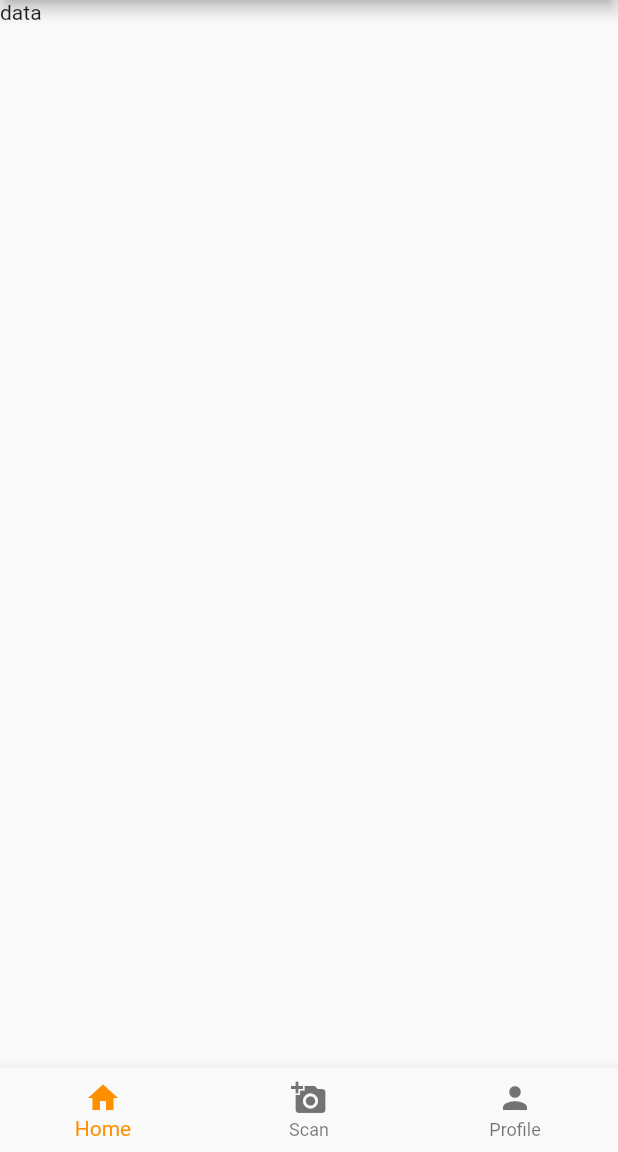
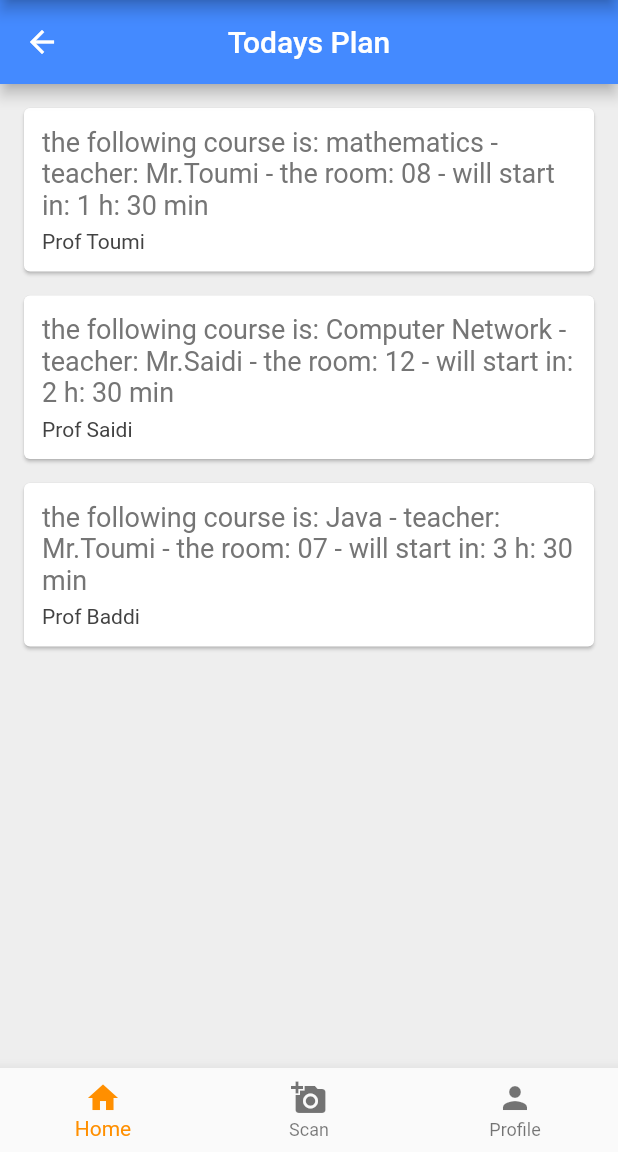
Before and after one commit to Abhishek01039/sml-project, a Flutter app: the MainScreen screen opened by its route, on a phone screen of 412 x 824 dp, the part 84-1236 px from its top. Run offline on Flutter 3.47's test engine with Material 2 defaults, Android fonts, the phone set to English and light mode, and no system bars; our stand-ins replace cloud_firestore, fluttertoast, geolocator, get_it, shared_preferences; missing offline and left inert: barcode_scan; accounts and stored records are empty; generated files the repository leaves out were written again.

Commit message:
final changes

```diff
--- a/lib/UI/routes.dart
+++ b/lib/UI/routes.dart
@@ -30,7 +30,7 @@ class Router {
       case 'profile':
         return MaterialPageRoute(builder: (_) => Profile());
       case 'home':
-        return MaterialPageRoute(builder: (_) => HomeScreen());
+        return MaterialPageRoute(builder: (_) => HomepageScreen());
       default:
         return MaterialPageRoute(
           builder: (_) => Scaffold(
--- a/lib/UI/screen/home_screen.dart
+++ b/lib/UI/screen/home_screen.dart
@@ -1,13 +1,63 @@
-//TODO this is our home screen.
-// here can be college details and all
+import 'package:flutter/cupertino.dart';
 import 'package:flutter/material.dart';
 
-class HomeScreen extends StatelessWidget {
-  static final routeName = 'home';
+import 'package:qr_app/core/models/homeModel.dart';
+
+class HomepageScreen extends StatefulWidget {
+  @override
+  _HomepageScreenState createState() => new _HomepageScreenState();
+}
+
+class _HomepageScreenState extends State<HomepageScreen> {
+  List<Home> home = [
+    Home(
+        author: 'Prof Toumi',
+        text:
+            'the following course is: mathematics - teacher: Mr.Toumi - the room: 08 - will start in: 1 h: 30 min'),
+    Home(
+        author: 'Prof Saidi',
+        text:
+            'the following course is: Computer Network - teacher: Mr.Saidi - the room: 12 - will start in: 2 h: 30 min'),
+    Home(
+        author: 'Prof Baddi',
+        text:
+            'the following course is: Java - teacher: Mr.Toumi - the room: 07 - will start in: 3 h: 30 min'),
+  ];
+
+  Widget homeTemplate(home) {
+    return Card(
+      margin: EdgeInsets.fromLTRB(16.0, 16.0, 16.0, 0),
+      child: Padding(
+        padding: const EdgeInsets.all(12.0),
+        child: Column(
+          crossAxisAlignment: CrossAxisAlignment.stretch,
+          children: <Widget>[
+            Text(home.text,
+                style: TextStyle(
+                  fontSize: 18.0,
+                  color: Colors.grey[600],
+                )),
+            SizedBox(height: 6.0),
+            Text(home.author,
+                style: TextStyle(fontSize: 14.0, color: Colors.grey[800])),
+          ],
+        ),
+      ),
+    );
+  }
+
   @override
   Widget build(BuildContext context) {
-    return Container(
-      child: Text("data"),
+    return Scaffold(
+      backgroundColor: Colors.grey[200],
+      appBar: AppBar(
+        title: Text('Todays Plan'),
+        centerTitle: true,
+        backgroundColor: Colors.blueAccent,
+      ),
+      body: Column(
+        children: home.map((home) => homeTemplate(home)).toList(),
+      ),
     );
   }
 }
--- a/lib/UI/screen/login_screen.dart
+++ b/lib/UI/screen/login_screen.dart
@@ -6,8 +6,6 @@ import 'package:qr_app/ui/screen/widgets/primary_button.dart';
 import 'package:qr_app/ui/screen/widgets/size_config.dart';
 
 import 'package:provider/provider.dart';
-
-import 'main_screen.dart';
 
 class LoginScreen extends StatefulWidget {
   static final routeName = 'login';
--- a/lib/UI/screen/main_screen.dart
+++ b/lib/UI/screen/main_screen.dart
@@ -1,10 +1,9 @@
 import 'package:flutter/cupertino.dart';
 import 'package:flutter/material.dart';
-import 'package:bubble_bottom_bar/bubble_bottom_bar.dart';
+
 import 'package:qr_app/UI/screen/home_screen.dart';
 import 'package:qr_app/UI/screen/profile.dart';
 import 'package:qr_app/ui/screen/scan_screen.dart';
-import 'package:qr_app/UI/shared/style.dart';
 
 class MainScreen extends StatefulWidget {
   static final routeName = 'main';
@@ -15,7 +14,7 @@ class MainScreen extends StatefulWidget {
 class _MainScreenState extends State<MainScreen> {
   int currentIndex = 0;
   List<Widget> screens = [
-    HomeScreen(),
+    HomepageScreen(),
     ScanScreen(),
     Profile(),
   ];
--- a/lib/UI/screen/splash_screen.dart
+++ b/lib/UI/screen/splash_screen.dart
@@ -52,11 +52,7 @@ class _MySpalshScreenState extends State<MySpalshScreen>
     //_showProgress();
     return Scaffold(
       body: Center(
-        //TODO put your logo here
-        child: Padding(
-          padding: const EdgeInsets.all(100.0),
-          child: Text("data"),
-        ),
+        child: Image.asset("assets/photo_2020-05-17_22-10-58.jpg"),
       ), // This trailing comma makes auto-formatting nicer for build methods.
     );
   }
--- /dev/null
+++ b/lib/core/models/homeModel.dart
@@ -0,0 +1,6 @@
+class Home {
+  final String author;
+  final String text;
+
+  Home({this.author, this.text});
+}
--- a/lib/core/provider/message_provider.dart
+++ b/lib/core/provider/message_provider.dart
@@ -18,7 +18,7 @@ class MessageProvider extends BaseProvider {
       cirularAlertDialog(context);
       bool value = await messageServices.message(messageController.text);
       Navigator.pop(context);
-      print(value);
+      // print(value);
       if (value) {
         Navigator.pushReplacementNamed(context, 'main');
         showFlutterToast("Message has been sent.");
--- a/lib/core/provider/profile_provider.dart
+++ b/lib/core/provider/profile_provider.dart
@@ -16,7 +16,7 @@ class ProfileProvider extends BaseProvider {
   // }
   profile() async {
     student = await profileService.profile();
-    print(student.name);
+    // print(student.name);
     return student;
   }
 
@@ -26,7 +26,7 @@ class ProfileProvider extends BaseProvider {
       bool value = await profileService.updateStudentName(
           SPHelper.getString("ID"), changeNameController.text);
       Navigator.pop(context);
-      print(value);
+      // print(value);
       if (value) {
         changeNameController.clear();
         Navigator.pop(context);
--- a/lib/core/services/profile_service.dart
+++ b/lib/core/services/profile_service.dart
@@ -31,7 +31,7 @@ class ProfileService extends BaseApi {
     await docReference.updateData({
       "name": name,
     }).then((value) {
-      print(docReference.documentID);
+      // print(docReference.documentID);
     });
     return true;
   }
--- a/lib/core/services/studentRegistration.dart
+++ b/lib/core/services/studentRegistration.dart
@@ -18,7 +18,7 @@ class RegistraionServices extends BaseApi {
       //   return true;
     });
     if (docReference.documentID != null) {
-      print(docReference.documentID);
+      // print(docReference.documentID);
       return docReference.documentID;
     }
     // then((value) {
--- a/pubspec.yaml
+++ b/pubspec.yaml
@@ -59,8 +59,8 @@ flutter:
   uses-material-design: true
 
   # To add assets to your application, add an assets section, like this:
-  # assets:
-  #  - images/a_dot_burr.jpeg
+  assets:
+   - assets/
   #  - images/a_dot_ham.jpeg
 
   # An image asset can refer to one or more resolution-specific "variants", see
```
Also changed, not shown: lib/UI/screen/profile.dart (+11 -2 lines), lib/UI/screen/scan_screen.dart (+8 -7 lines), lib/core/services/auth_service.dart (+3 -5 lines), assets/photo_2020-05-17_22-10-58.jpg (added).
